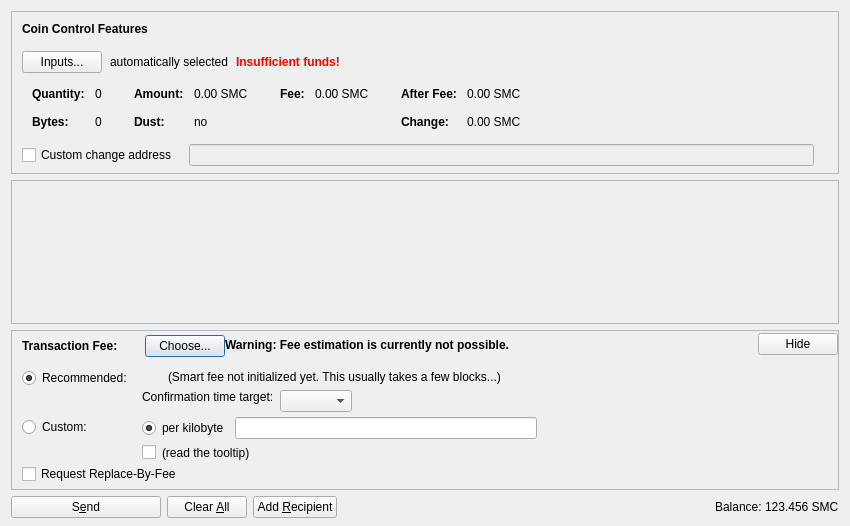
This is src/qt/forms/sendcoinsdialog.ui in sarmadmakhdoom/cellcoin as Qt 5 draws it before an edit. The edited form follows.
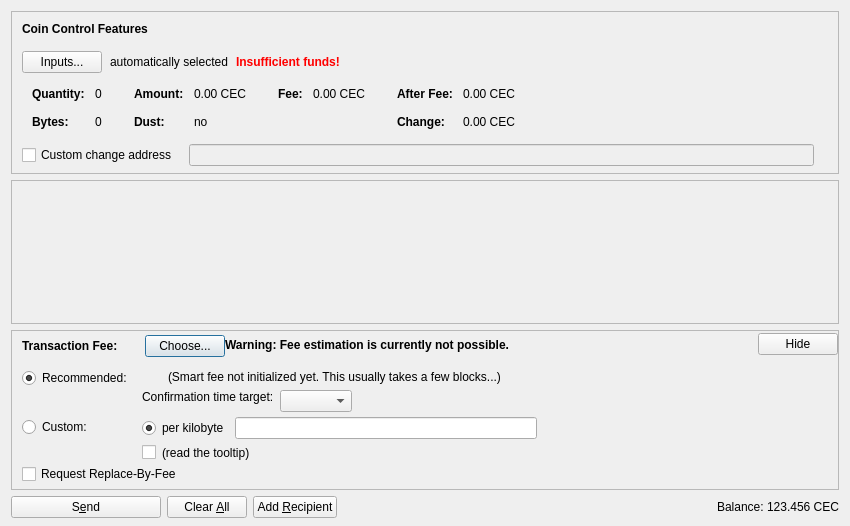
This is the edited form. Icons and pictures are not drawn. Custom widgets are drawn as their Qt base class.

Diff of the .ui file:
```diff
--- a/src/qt/forms/sendcoinsdialog.ui
+++ b/src/qt/forms/sendcoinsdialog.ui
@@ -324,7 +324,7 @@
                   <enum>Qt::ActionsContextMenu</enum>
                  </property>
                  <property name="text">
-                  <string notr="true">0.00 SMC</string>
+                  <string notr="true">0.00 CEC</string>
                  </property>
                  <property name="textInteractionFlags">
                   <set>Qt::LinksAccessibleByMouse|Qt::TextSelectableByKeyboard|Qt::TextSelectableByMouse</set>
@@ -404,7 +404,7 @@
                   <enum>Qt::ActionsContextMenu</enum>
                  </property>
                  <property name="text">
-                  <string notr="true">0.00 SMC</string>
+                  <string notr="true">0.00 CEC</string>
                  </property>
                  <property name="textInteractionFlags">
                   <set>Qt::LinksAccessibleByMouse|Qt::TextSelectableByKeyboard|Qt::TextSelectableByMouse</set>
@@ -455,7 +455,7 @@
                   <enum>Qt::ActionsContextMenu</enum>
                  </property>
                  <property name="text">
-                  <string notr="true">0.00 SMC</string>
+                  <string notr="true">0.00 CEC</string>
                  </property>
                  <property name="textInteractionFlags">
                   <set>Qt::LinksAccessibleByMouse|Qt::TextSelectableByKeyboard|Qt::TextSelectableByMouse</set>
@@ -484,7 +484,7 @@
                   <enum>Qt::ActionsContextMenu</enum>
                  </property>
                  <property name="text">
-                  <string notr="true">0.00 SMC</string>
+                  <string notr="true">0.00 CEC</string>
                  </property>
                  <property name="textInteractionFlags">
                   <set>Qt::LinksAccessibleByMouse|Qt::TextSelectableByKeyboard|Qt::TextSelectableByMouse</set>
@@ -1253,7 +1253,7 @@
           <cursorShape>IBeamCursor</cursorShape>
          </property>
          <property name="text">
-          <string notr="true">123.456 SMC</string>
+          <string notr="true">123.456 CEC</string>
          </property>
          <property name="textInteractionFlags">
           <set>Qt::LinksAccessibleByMouse|Qt::TextSelectableByKeyboard|Qt::TextSelectableByMouse</set>
```
Left out of the diff: 4 changed lines with no effect on the pictures.
